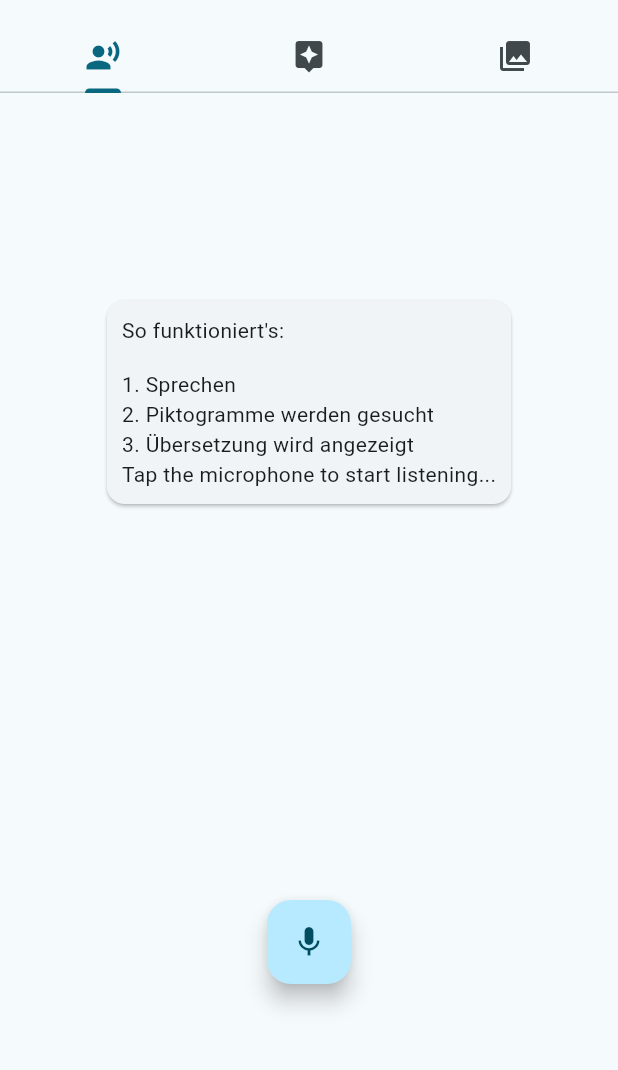
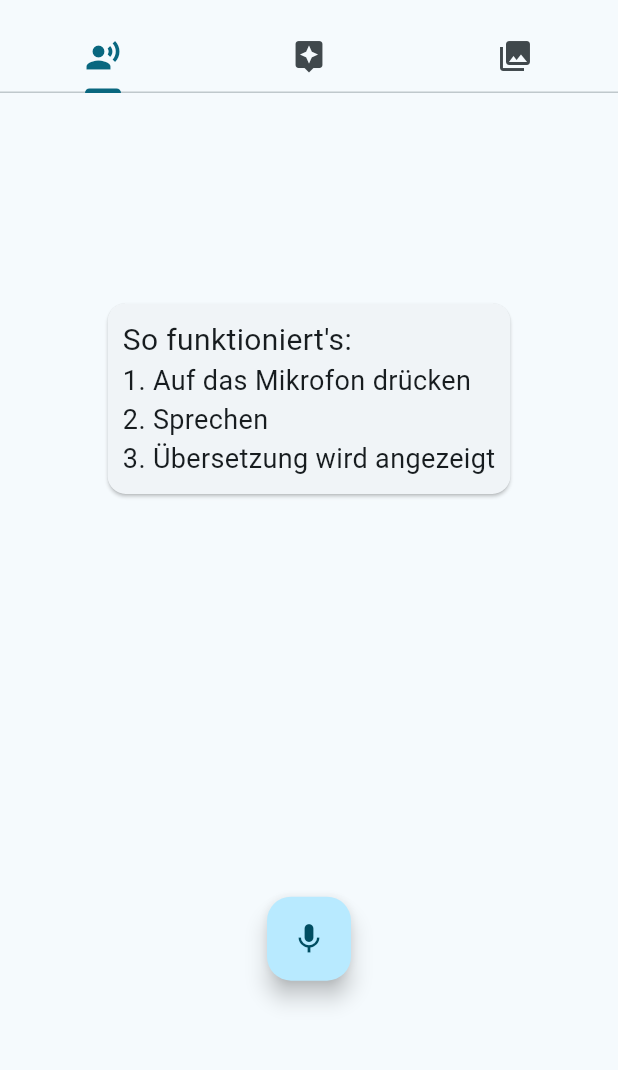
Before and after one commit to Nilsvk14/Maturitaetsarbeit_SymPic, a Flutter app: the SpeechView screen opened directly, after a tap on the "mic" icon, on a phone screen of 412 x 824 dp, the part 63-1133 px from its top. Run offline on Flutter 3.47's test engine with Material 3 defaults, Android fonts, the light colour scheme and no system bars; our stand-ins replace loading_animation_widget, package_info_plus, share_plus, speech_to_text.

Commit message:
speech to text combined with UI Loading and words to List

```diff
--- a/maturaarbeit_2025/lib/theme_2.dart
+++ b/maturaarbeit_2025/lib/theme_2.dart
@@ -1,4 +1,7 @@
 import "package:flutter/material.dart";
+
+// ColorScheme made with:
+// https://material-foundation.github.io/material-theme-builder/
 
 class MaterialTheme {
   final TextTheme textTheme;
--- a/maturaarbeit_2025/lib/views/simple_speech.dart
+++ b/maturaarbeit_2025/lib/views/simple_speech.dart
@@ -1,6 +1,7 @@
 import 'package:flutter/material.dart';
 import 'package:speech_to_text/speech_to_text.dart';
 import 'package:speech_to_text/speech_recognition_result.dart';
+import 'package:loading_animation_widget/loading_animation_widget.dart';
 
 class SimpleSpeech extends StatefulWidget {
   const SimpleSpeech({super.key});
@@ -13,6 +14,9 @@ class _SimpleSpeechState extends State<SimpleSpeech> {
   final SpeechToText _speechToText = SpeechToText();
   bool _speechEnabled = false;
   String _lastWords = '';
+  bool _loading = false;
+  bool _canListen = true;
+  List<String> _spokenWords = [];
 
   @override
   void initState() {
@@ -26,19 +30,92 @@ class _SimpleSpeechState extends State<SimpleSpeech> {
   }
 
   void _startListening() async {
+    final errorSnackBar = SnackBar(
+      content: Text(
+        'Spracheingabe nicht möglich. Bitte überprüfe die Berechtigungen der App.',
+      ),
+    );
+    if (_speechEnabled) {
+      if (!_canListen) return;
+
+      _lastWords = '';
+      _spokenWords.clear();
       await _speechToText.listen(onResult: _onSpeechResult);
       setState(() {});
+
+      // Timeout, if nothing is said
+      Future.delayed(const Duration(seconds: 5), () async {
+        if (_speechToText.isListening && _lastWords.trim().isEmpty) {
+          await _speechToText.stop();
+          _handleSpeechFinished();
+          setState(() {
+            _loading = false;
+            _canListen = true;
+          });
+        }
+      });
+    } else {
+      ScaffoldMessenger.of(context).showSnackBar(errorSnackBar);
+    }
   }
 
   void _stopListening() async {
+    if (_speechToText.isListening) {
       await _speechToText.stop();
-    setState(() {});
+    }
+    _handleSpeechFinished();
   }
 
   void _onSpeechResult(SpeechRecognitionResult result) {
+    _lastWords = result.recognizedWords;
+
+    if (_speechToText.lastStatus == 'notListening') {
+      _handleSpeechFinished();
+    }
+  }
+
+  void _handleSpeechFinished() async {
+    if (_loading) return;
+
+    _spokenWords = _lastWords
+        .toLowerCase()
+        .trim()
+        .split(RegExp(r'\s+'))
+        .where((word) => word.isNotEmpty)
+        .toList();
+
+    if (_spokenWords.isEmpty) {
+      if (mounted) {
+        ScaffoldMessenger.of(context).showSnackBar(
+          const SnackBar(
+            content: Text('Keine Sprache erkannt. Bitte erneut versuchen.'),
+          ),
+        );
         setState(() {
-      _lastWords = result.recognizedWords;
+          _loading = false;
+          _canListen = true;
         });
+      }
+      return;
+    }
+
+    setState(() {
+      _loading = true;
+      _canListen = false;
+    });
+
+    await _fetchFromArasaac(_spokenWords);
+
+    setState(() {
+      _loading = false;
+      _canListen = true;
+    });
+  }
+
+  Future<void> _fetchFromArasaac(List<String> words) async {
+    print("📡 ARASAAC API wird abgefragt für: $words");
+    await Future.delayed(const Duration(seconds: 5)); // simuliert den API-Call
+    print("✅ ARASAAC Antwort erhalten.");
   }
 
   @override
@@ -47,40 +124,52 @@ class _SimpleSpeechState extends State<SimpleSpeech> {
       child: Column(
         mainAxisAlignment: MainAxisAlignment.spaceAround,
         children: [
-          Padding(
+          if (_loading)
+            LoadingAnimationWidget.stretchedDots(
+              color: Theme.of(context).colorScheme.primary,
+              size: MediaQuery.of(context).size.width / 3,
+            )
+          else
+            !_speechToText.isListening
+                ? Padding(
                     padding: const EdgeInsets.all(8.0),
                     child: Card(
                       child: Padding(
                         padding: const EdgeInsets.all(10.0),
                         child: Column(
                           crossAxisAlignment: CrossAxisAlignment.start,
-                  children: [
-                    Padding(
-                      padding: const EdgeInsets.only(bottom: 16),
-                      child: Text("So funktioniert's:"),
+                          children: const [
+                            Text(
+                              "So funktioniert's:",
+                              style: TextStyle(fontSize: 20),
                             ),
-                    Text("1. Sprechen"),
-                    Text("2. Piktogramme werden gesucht"),
-                    Text("3. Übersetzung wird angezeigt"),
                             Text(
-                      _speechToText.isListening
-                          ? "$_lastWords"
-                          : _speechEnabled
-                          ? 'Tap the microphone to start listening...'
-                          : 'Speech not available',
+                              "1. Auf das Mikrofon drücken",
+                              style: TextStyle(fontSize: 18),
+                            ),
+                            Text("2. Sprechen", style: TextStyle(fontSize: 18)),
+                            Text(
+                              "3. Übersetzung wird angezeigt",
+                              style: TextStyle(fontSize: 18),
                             ),
                           ],
                         ),
                       ),
                     ),
+                  )
+                : LoadingAnimationWidget.staggeredDotsWave(
+                    color: Theme.of(context).colorScheme.primary,
+                    size: MediaQuery.of(context).size.width / 2.5,
                   ),
           Row(
             mainAxisAlignment: MainAxisAlignment.center,
             children: [
               FloatingActionButton(
-                onPressed: _speechToText.isNotListening
+                onPressed: _canListen
+                    ? (_speechToText.isNotListening
                           ? _startListening
-                    : _stopListening,
+                          : _stopListening)
+                    : null,
                 child: Icon(
                   _speechToText.isNotListening ? Icons.mic : Icons.mic_off,
                 ),
--- a/maturaarbeit_2025/pubspec.yaml
+++ b/maturaarbeit_2025/pubspec.yaml
@@ -10,6 +10,7 @@ dependencies:
   flutter:
     sdk: flutter
   flutter_svg: ^2.1.0
+  loading_animation_widget: ^1.3.0
   package_info_plus: ^8.3.0
   share_plus: ^11.0.0
   speech_to_text: ^7.1.0
```
Lines whose indentation alone changed are shown as unchanged.
